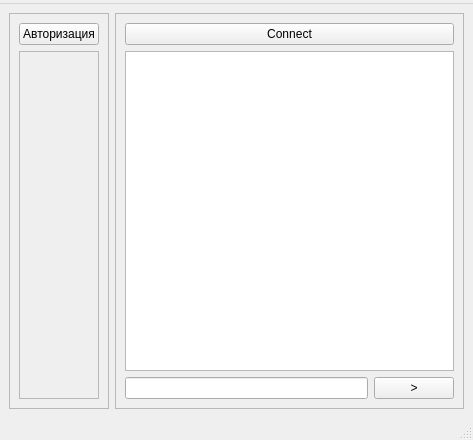
This is Client/mainwindow.ui in KostyaDekhant/Messenger as Qt 5 draws it before an edit. The edited form follows.
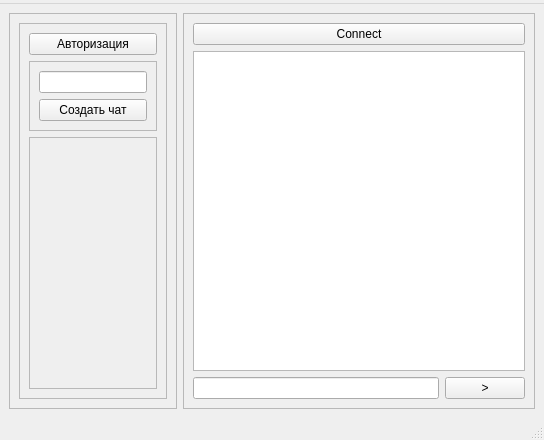
This is the edited form.

```diff
--- a/Client/mainwindow.ui
+++ b/Client/mainwindow.ui
@@ -6,7 +6,7 @@
    <rect>
     <x>0</x>
     <y>0</y>
-    <width>473</width>
+    <width>544</width>
     <height>440</height>
    </rect>
   </property>
@@ -14,9 +14,9 @@
    <string>MainWindow</string>
   </property>
   <widget class="QWidget" name="centralwidget">
-   <layout class="QGridLayout" name="gridLayout_3">
+   <layout class="QFormLayout" name="formLayout_2">
     <item row="0" column="0">
-     <widget class="QFrame" name="frame_2">
+     <widget class="QFrame" name="frame_4">
       <property name="frameShape">
        <enum>QFrame::StyledPanel</enum>
       </property>
@@ -25,20 +25,67 @@
       </property>
       <layout class="QGridLayout" name="gridLayout">
        <item row="0" column="0">
-        <widget class="QPushButton" name="Auth_bttn">
-         <property name="text">
-          <string>Авторизация</string>
-         </property>
-        </widget>
-       </item>
-       <item row="1" column="0">
-        <widget class="QFrame" name="frame_3">
+        <widget class="QFrame" name="frame_2">
          <property name="frameShape">
           <enum>QFrame::StyledPanel</enum>
          </property>
          <property name="frameShadow">
           <enum>QFrame::Raised</enum>
          </property>
+         <layout class="QFormLayout" name="formLayout">
+          <item row="0" column="0" colspan="2">
+           <widget class="QPushButton" name="Auth_bttn">
+            <property name="text">
+             <string>Авторизация</string>
+            </property>
+           </widget>
+          </item>
+          <item row="1" column="0" colspan="2">
+           <widget class="QFrame" name="frame_3">
+            <property name="frameShape">
+             <enum>QFrame::StyledPanel</enum>
+            </property>
+            <property name="frameShadow">
+             <enum>QFrame::Raised</enum>
+            </property>
+            <layout class="QGridLayout" name="gridLayout_3">
+             <item row="0" column="0">
+              <widget class="QLineEdit" name="username_lb"/>
+             </item>
+             <item row="1" column="0">
+              <widget class="QPushButton" name="addChat">
+               <property name="text">
+                <string>Создать чат</string>
+               </property>
+              </widget>
+             </item>
+            </layout>
+           </widget>
+          </item>
+          <item row="2" column="0" colspan="2">
+           <widget class="QScrollArea" name="scrollArea">
+            <property name="verticalScrollBarPolicy">
+             <enum>Qt::ScrollBarAlwaysOff</enum>
+            </property>
+            <property name="horizontalScrollBarPolicy">
+             <enum>Qt::ScrollBarAlwaysOff</enum>
+            </property>
+            <property name="widgetResizable">
+             <bool>true</bool>
+            </property>
+            <widget class="QWidget" name="scrollAreaWidgetContents">
+             <property name="geometry">
+              <rect>
+               <x>0</x>
+               <y>0</y>
+               <width>147</width>
+               <height>187</height>
+              </rect>
+             </property>
+            </widget>
+           </widget>
+          </item>
+         </layout>
         </widget>
        </item>
       </layout>
@@ -90,7 +137,7 @@
     <rect>
      <x>0</x>
      <y>0</y>
-     <width>473</width>
+     <width>544</width>
      <height>25</height>
     </rect>
    </property>
```
Left out of the diff: 26 changed lines with no effect on the pictures.
